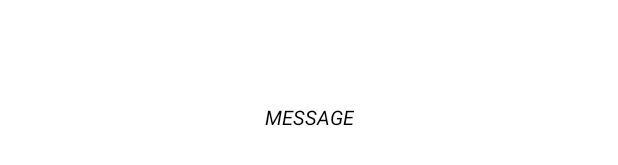
After one commit to chanjunren/fall-detection, an Android app: the layout dialog_fall_alert.xml on its own in the app's theme, with its tools: preview values and no code run, on a phone screen of 412 x 824 dp. The commit adds this screen. Shown: the part 501-666 px from the top of the screen. Run offline under Robolectric (Android 15) with nearby library versions, the phone set to English and light mode, and no system bars.

Commit message:
Implemented FallAlertDialog

```diff
--- a/android-app/app/src/main/java/com/cs3237_group_3/fall_detection_app/view/HomeFragment.java
+++ b/android-app/app/src/main/java/com/cs3237_group_3/fall_detection_app/view/HomeFragment.java
@@ -6,6 +6,8 @@ import android.os.Bundle;
 import androidx.annotation.NonNull;
 import androidx.annotation.Nullable;
 import androidx.fragment.app.Fragment;
+import androidx.navigation.NavController;
+import androidx.navigation.Navigation;
 import androidx.viewpager.widget.ViewPager;
 
 import android.view.LayoutInflater;
@@ -40,6 +42,8 @@ public class HomeFragment extends Fragment {
     public void onViewCreated(@NonNull @NotNull View view, @Nullable @org.jetbrains.annotations.Nullable Bundle savedInstanceState) {
         super.onViewCreated(view, savedInstanceState);
         initTabsAndViewPager(view);
+        NavController navController = Navigation.findNavController(view);
+        navController.navigate(R.id.action_homeFragment_to_fallAlertDialog);
     }
 
     private void initTabsAndViewPager(View view) {
--- /dev/null
+++ b/android-app/app/src/main/res/layout/dialog_fall_alert.xml
@@ -0,0 +1,28 @@
+<?xml version="1.0" encoding="utf-8"?>
+<FrameLayout xmlns:android="http://schemas.android.com/apk/res/android"
+    xmlns:app="http://schemas.android.com/apk/res-auto"
+    xmlns:tools="http://schemas.android.com/tools"
+    android:layout_width="match_parent"
+    android:layout_height="match_parent"
+    tools:context=".view.FallAlertDialog">
+    <androidx.constraintlayout.widget.ConstraintLayout
+        android:layout_width="match_parent"
+        android:padding="30dp"
+        android:layout_height="match_parent">
+
+        <TextView
+            android:id="@+id/timerTv"
+            android:layout_width="wrap_content"
+            android:layout_height="wrap_content"
+            android:text="MESSAGE"
+            android:textSize="13dp"
+            android:gravity="center"
+            android:textStyle="italic"
+            android:textColor="@color/black"
+            app:layout_constraintBottom_toBottomOf="parent"
+            app:layout_constraintEnd_toEndOf="parent"
+            app:layout_constraintStart_toStartOf="parent"
+            app:layout_constraintTop_toTopOf="parent" />
+    </androidx.constraintlayout.widget.ConstraintLayout>
+
+</FrameLayout>
```
Also changed, not shown: android-app/app/src/main/java/com/cs3237_group_3/fall_detection_app/MainActivity.java (+1 -12 lines), android-app/app/src/main/java/com/cs3237_group_3/fall_detection_app/view/FallAlertDialog.java (added, +103 -0 lines), android-app/app/src/main/res/navigation/nav_graph.xml (+12 -0 lines).
